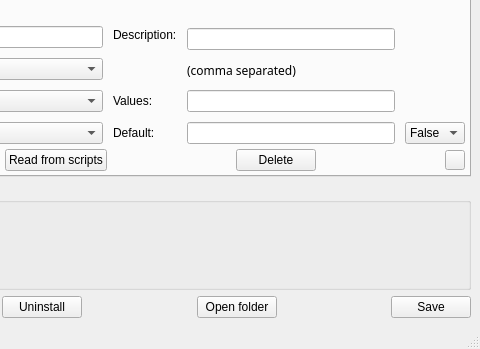
Qt form oPB/ui/mainwindow.ui (pandel/opsiPackageBuilder) before a commit; both pictures show x 265 to 745 and y 325 to 674 of the 745 by 674 pixel window.
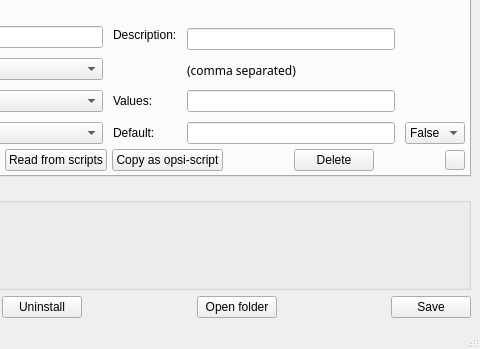
The same form after that commit. The open tabs and pages were chosen to show the change. Icons and pictures are not drawn.

Commit message: Add button to create and copy opsi-script code for selected property to clipboard

What changed in the file:
```diff
--- a/oPB/ui/mainwindow.ui
+++ b/oPB/ui/mainwindow.ui
@@ -1882,6 +1882,17 @@
             </property>
            </widget>
           </item>
+          <item>
+           <widget class="QPushButton" name="btnPropCopy">
+            <property name="text">
+             <string>Copy as opsi-script</string>
+            </property>
+            <property name="icon">
+             <iconset resource="../../opsipackagebuilder.qrc">
+              <normaloff>:/images/shell32_241.ico</normaloff>:/images/shell32_241.ico</iconset>
+            </property>
+           </widget>
+          </item>
           <item>
            <spacer name="horizontalSpacer_5">
             <property name="orientation">
```
Left out of the diff: 4 changed lines with no effect on the pictures. The commit also changes 10 other files.
